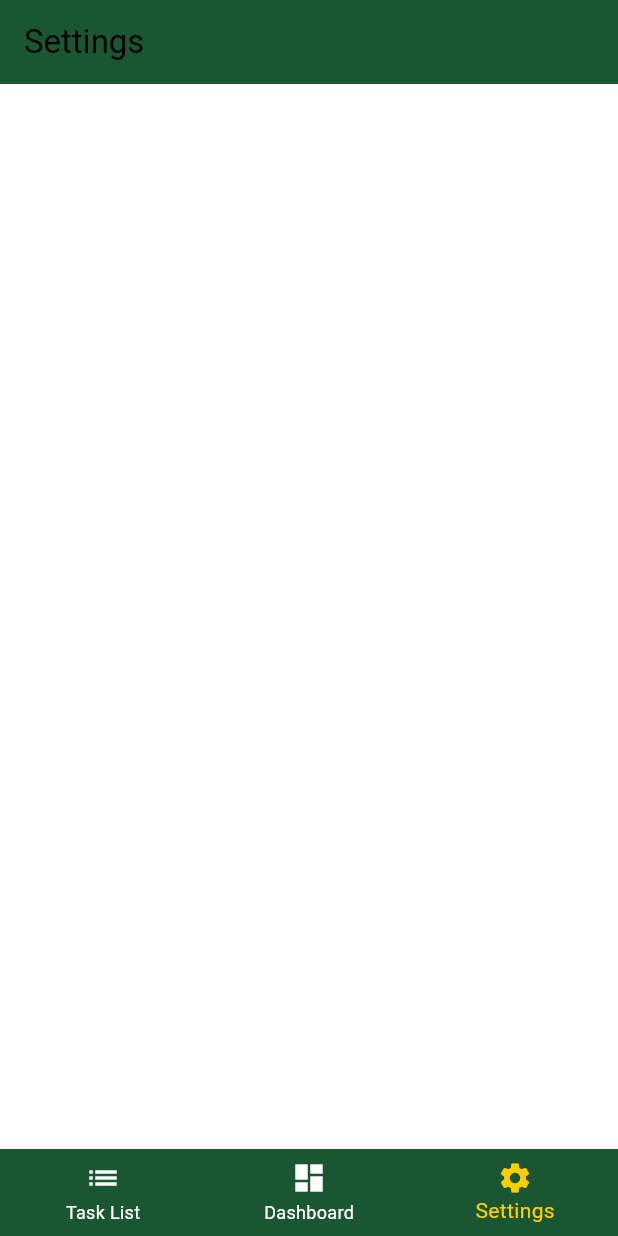
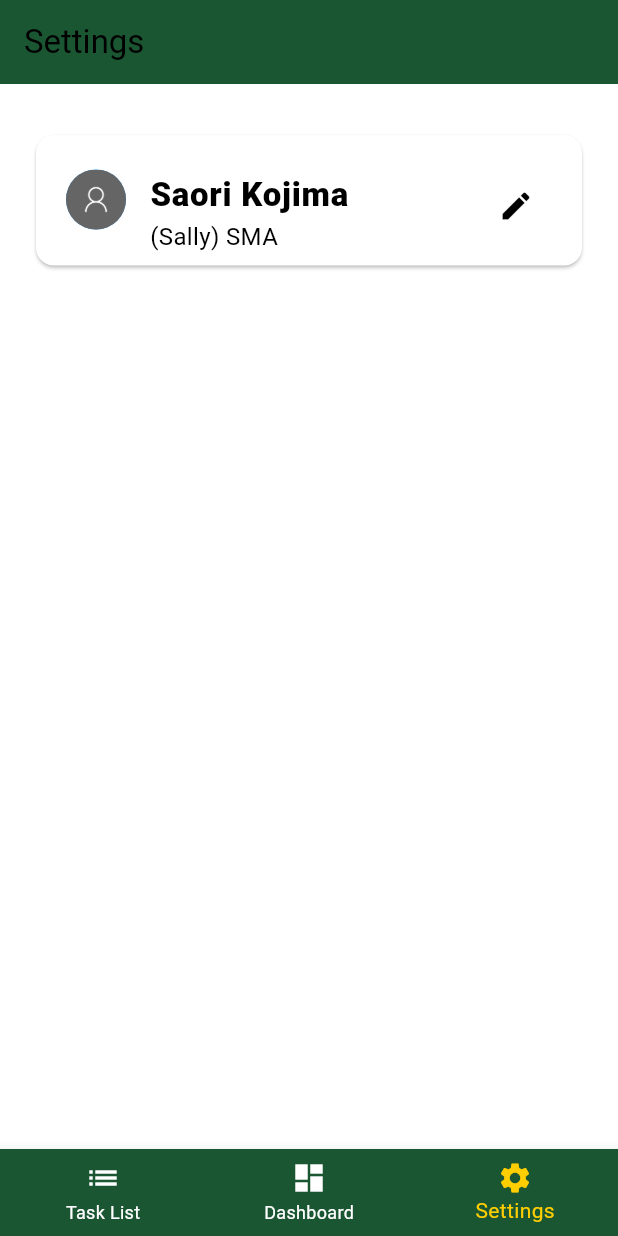
Before and after one commit to jyorko/reslife-operations, a Flutter app: the screen it shows after launch, item 3 of the bottom bar chosen, on a phone screen of 412 x 824 dp. Run offline on Flutter 3.47's test engine with Material 3 defaults, Android fonts, the phone set to English and light mode, and no system bars.

Commit message:
created basement for settings page

```diff
--- a/flutter/app/lib/dashboard.dart
+++ b/flutter/app/lib/dashboard.dart
@@ -1,5 +1,5 @@
 import 'package:flutter/material.dart';
-import 'package:app/task_card.dart';
+import 'package:app/widgets/task_card.dart';
 import 'package:app/data/task_data.dart';
 
 class Dashboard extends StatelessWidget {
--- a/flutter/app/lib/data/mock_data/task_mock.dart
+++ b/flutter/app/lib/data/mock_data/task_mock.dart
@@ -51,7 +51,7 @@ List<Task> generateMockTasks(int count) {
   const descriptions = ['The light in room 205 is flickering.', 'The door hinge is broken.', 'Wall needs a new coat of paint.', 'Pipes are leaking.', 'Window is cracked.'];
   const locations = ['COR240', 'MST213', 'RTH212', 'HUG109', 'WIL248', 'UCC249'];
   const statuses = ['Open', 'In Progress', 'Completed', 'Closed'];
-  const tag = ['Room Check', 'Escort', 'Fire Safety', 'Lockdown', 'Lockout', 'Water', 'Bathroom'] ;
+  const tag = ['SMA', 'BM', 'TA'] ;
 
   for (int i = 0; i < count; i++) {
     List<String> selectedTags = List<String>.generate(1, (_) => tag[random.nextInt(tag.length)]);
--- a/flutter/app/lib/main.dart
+++ b/flutter/app/lib/main.dart
@@ -1,6 +1,7 @@
 import 'package:flutter/material.dart';
 import 'package:app/dashboard.dart';
 import 'package:app/task_list.dart';
+import 'package:app/settings.dart';
 
 void main() => runApp(MyApp());
 
@@ -69,15 +70,3 @@ class _MainScreenState extends State<MainScreen> {
     );
   }
 }
-
-class Settings extends StatelessWidget {
-  @override
-  Widget build(BuildContext context) {
-    return Scaffold(
-      appBar: AppBar(
-        title: const Text('Settings'),
-        backgroundColor: Theme.of(context).colorScheme.primary,
-      ),
-    );
-  }
-}
--- /dev/null
+++ b/flutter/app/lib/settings.dart
@@ -0,0 +1,71 @@
+import 'package:flutter/material.dart';
+
+class Settings extends StatelessWidget {
+  // final String firstName;
+  // final String lastName;
+  // final String preferredName;
+  // final String position;
+
+  // const Settings({
+  //   Key? key,
+  //   required this.firstName,
+  //   required this.lastName,
+  //   required this.preferredName,
+  //   required this.position,
+  // }) : super(key: key);
+
+  @override
+  Widget build(BuildContext context) {
+    return Scaffold(
+      appBar: AppBar(
+        title: const Text('Settings'),
+        backgroundColor: Theme.of(context).colorScheme.primary,
+      ),
+      body: ListView(
+        children: [
+          const SizedBox(height: 20),
+          _buildProfileCard(context),
+        ],
+      ),
+    );
+  }
+
+  Widget _buildProfileCard(BuildContext context) {
+    final ImageProvider backgroundImage = AssetImage('assets/images/alt_image.png');
+
+    return Padding(
+      padding: const EdgeInsets.symmetric(horizontal: 20, vertical: 10),
+      child: Card(
+        child: ListTile(
+          // Picture of the user
+          leading: CircleAvatar(
+            backgroundImage: backgroundImage,
+          ),
+          // Name of the user
+          title: const Text(
+            'Saori Kojima',
+            style: TextStyle(
+              fontSize: 22,
+              fontWeight: FontWeight.w800,
+            ),
+          ),
+          subtitle: Text(
+            '(Sally) SMA',
+            style: TextStyle(
+              fontSize: 16,
+              fontWeight: FontWeight.w400,
+            ),
+          ),
+          contentPadding: EdgeInsets.fromLTRB(20, 15, 20, 0),
+          isThreeLine: true,
+          trailing: IconButton(
+            icon: const Icon(Icons.edit),
+            onPressed: () {
+              // Navigate to edit profile page
+            },
+          ),
+        ),
+      ),
+    );
+  }
+}
--- a/flutter/app/lib/task_list.dart
+++ b/flutter/app/lib/task_list.dart
@@ -1,5 +1,5 @@
 import 'package:flutter/material.dart';
-import 'package:app/task_card.dart';
+import 'package:app/widgets/task_card.dart';
 import 'package:app/data/task_data.dart';
 
 class TaskList extends StatefulWidget {
--- a/flutter/app/lib/task_card.dart
+++ b/flutter/app/lib/widgets/task_card.dart
@@ -50,6 +50,7 @@ class TaskCard extends StatelessWidget {
                 backgroundColor: Colors.lightBlue,
               )).toList() ?? [],
         ),
+        onTap: () {},
       ),
     );
   }
--- a/flutter/app/pubspec.yaml
+++ b/flutter/app/pubspec.yaml
@@ -59,7 +59,8 @@ flutter:
   uses-material-design: true
 
   # To add assets to your application, add an assets section, like this:
-  # assets:
+  assets:
+    - assets/images/alt_image.png
   #   - images/a_dot_burr.jpeg
   #   - images/a_dot_ham.jpeg
 
```
Also changed, not shown: flutter/app/assets/images/alt_image.png (added).
